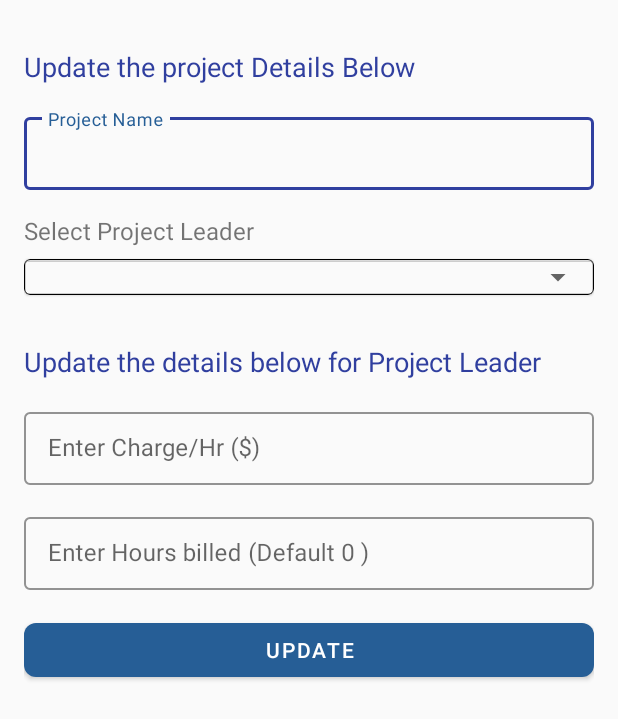
After one commit to siddhantdrk/KarmDhan-Employee_Management_System, an Android app: the UpdateProjectDetailsActivity screen opened directly, with no data from a screen before it, on a phone screen of 412 x 824 dp. The commit adds this screen. Shown: the top 719 px of the screen. Run offline under Robolectric (Android 15) with nearby library versions, the phone set to English and light mode, and no system bars.

Commit message:
Update project details going on

```diff
--- a/Employee_Managent_System-master/app/src/main/AndroidManifest.xml
+++ b/Employee_Managent_System-master/app/src/main/AndroidManifest.xml
@@ -9,6 +9,7 @@
         android:roundIcon="@mipmap/ic_launcher_round"
         android:supportsRtl="true"
         android:theme="@style/AppTheme">
+        <activity android:name=".Activity.UpdateProjectDetailsActivity"></activity>
         <activity
             android:name=".Activity.ProjectDetailsActivity"
             android:screenOrientation="portrait" />
--- /dev/null
+++ b/Employee_Managent_System-master/app/src/main/java/com/dbms/project/karmdhan/Activity/UpdateProjectDetailsActivity.java
@@ -0,0 +1,29 @@
+package com.dbms.project.karmdhan.Activity;
+
+import android.os.Bundle;
+import android.view.LayoutInflater;
+import android.view.View;
+
+import androidx.appcompat.app.AppCompatActivity;
+
+import com.dbms.project.karmdhan.databinding.ActivityAddProjectBinding;
+
+public class UpdateProjectDetailsActivity extends AppCompatActivity {
+    private ActivityAddProjectBinding binding;
+
+    @Override
+    protected void onCreate(Bundle savedInstanceState) {
+        super.onCreate(savedInstanceState);
+        binding = ActivityAddProjectBinding.inflate(LayoutInflater.from(this));
+        setContentView(binding.getRoot());
+        hideUnNecessaryAndUpdateUI();
+    }
+
+    private void hideUnNecessaryAndUpdateUI() {
+        binding.projectNumberTil.setVisibility(View.GONE);
+        binding.projectNumberEdt.setVisibility(View.GONE);
+        binding.fillUpDetailsTv.setText("Update the project Details Below");
+        binding.fillUpDetailsProjectLeaderTv.setText("Update the details below for Project Leader");
+        binding.addProjectBtn.setText("Update");
+    }
+}
--- a/Employee_Managent_System-master/app/src/main/java/com/dbms/project/karmdhan/Adapters/ViewAllProjectRvAdapter.java
+++ b/Employee_Managent_System-master/app/src/main/java/com/dbms/project/karmdhan/Adapters/ViewAllProjectRvAdapter.java
@@ -58,7 +58,7 @@ public class ViewAllProjectRvAdapter extends RecyclerView.Adapter<ViewAllProject
 
         holder.viewProjectBtn.setOnClickListener(view -> {
             Intent intent = new Intent(context, ProjectDetailsActivity.class);
-            intent.putExtra("ProjectNUmber", projectList.get(position).getProjectNumber());
+            intent.putExtra("ProjectNumber", projectList.get(position).getProjectNumber());
             context.startActivity(intent);
         });
     }
--- a/Employee_Managent_System-master/app/src/main/java/com/dbms/project/karmdhan/DB/DataOperations.java
+++ b/Employee_Managent_System-master/app/src/main/java/com/dbms/project/karmdhan/DB/DataOperations.java
@@ -99,4 +99,5 @@ public class DataOperations {
             projectOperations.addProject(projectList.get(j), projectEmployeeList.get(i));
         }
     }
+
 }
--- a/Employee_Managent_System-master/app/src/main/res/layout/project_employee_only_rv_item.xml
+++ b/Employee_Managent_System-master/app/src/main/res/layout/project_employee_only_rv_item.xml
@@ -149,7 +149,7 @@
             android:orientation="horizontal">
 
             <com.google.android.material.button.MaterialButton
-                android:id="@+id/update_employee_btn"
+                android:id="@+id/update_project_employee_btn"
                 android:layout_width="0dp"
                 android:layout_height="wrap_content"
                 app:cornerRadius="8dp"
@@ -158,7 +158,7 @@
                 android:text="Update" />
 
             <com.google.android.material.button.MaterialButton
-                android:id="@+id/remove_employee_btn"
+                android:id="@+id/remove_project_employee_btn"
                 android:layout_width="0dp"
                 android:layout_height="wrap_content"
                 app:cornerRadius="8dp"
```
Also changed, not shown: Employee_Managent_System-master/app/src/main/java/com/dbms/project/karmdhan/Activity/AddEmployeesToProjectActivity.java (+8 -3 lines), Employee_Managent_System-master/app/src/main/java/com/dbms/project/karmdhan/Activity/ProjectDetailsActivity.java (+45 -1 lines), Employee_Managent_System-master/app/src/main/java/com/dbms/project/karmdhan/Model/Project.java (+7 -0 lines), Employee_Managent_System-master/app/src/main/res/layout/activity_update_project_details.xml (added, +8 -0 lines).
